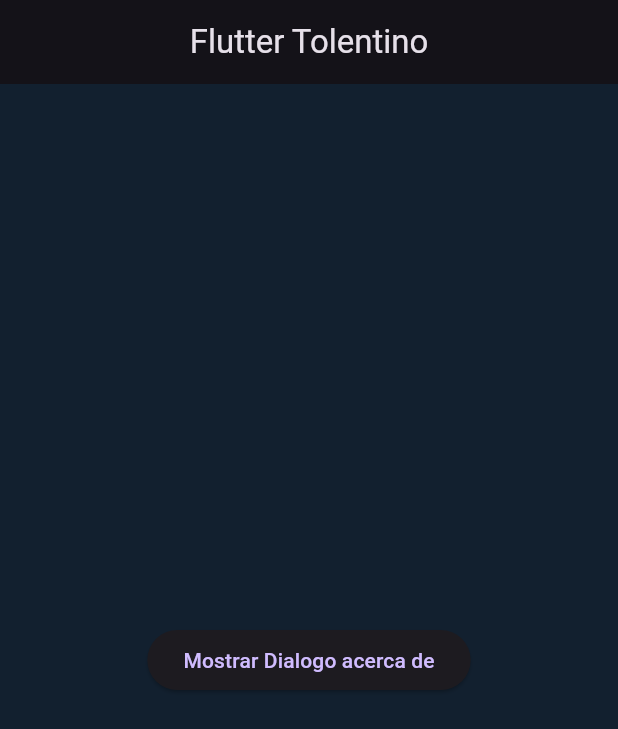
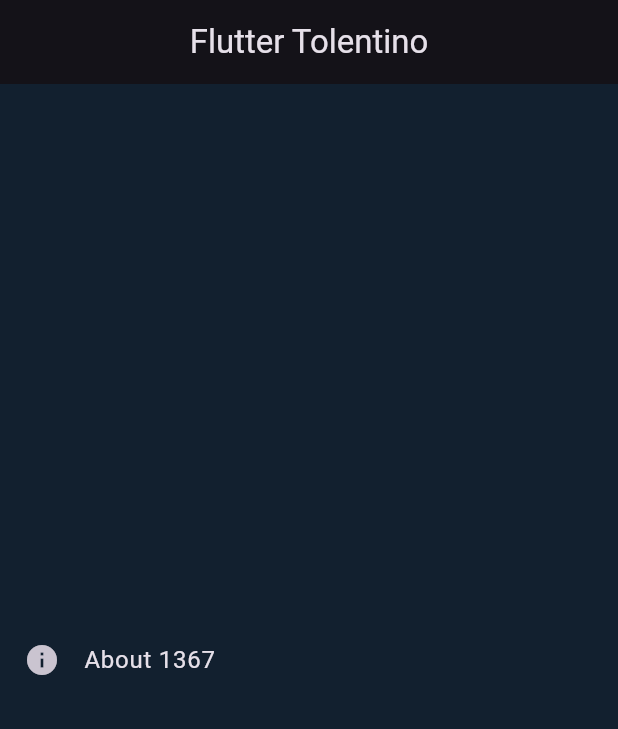
Before and after one commit to Dulce-Maria-Tolentino-De-Anda/CursoFlutter1367, a Flutter app: the screen it shows after launch, on a phone screen of 412 x 824 dp. Shown: the top 729 px of the screen. Run offline on Flutter 3.47's test engine with Material 3 defaults, Android fonts, the phone set to English and light mode, and no system bars; missing offline and left inert: dart:html.

Commit message:
about list

```diff
--- a/lib/main.dart
+++ b/lib/main.dart
@@ -1,5 +1,5 @@
 import 'package:flutter/material.dart';
-import 'package:tolentinocurso/mi_widgets/dialogo_acerca_de.dart';
+import 'package:tolentinocurso/mi_widgets/about_list_tile.dart';
 
 const Color darkBlue = Color(0xFF12202F);
 void main() => runApp(MiTarjeta());
@@ -18,7 +18,7 @@ class MiTarjeta extends StatelessWidget {
             title: const Text("Flutter Tolentino"),
             centerTitle: true,
           ),
-          body: const DialogoAcercaDe(),
+          body: const about_list_title(),
         ));
   }
 }
--- /dev/null
+++ b/lib/mi_widgets/about_list_tile.dart
@@ -0,0 +1,22 @@
+import 'package:flutter/material.dart';
+
+//! AboutListTile
+class about_list_title extends StatelessWidget {
+  const about_list_title({Key? key}) : super(key: key);
+
+  @override
+  Widget build(BuildContext context) {
+    return const Center(
+      child: AboutListTile(
+        icon: Icon(Icons.info),
+        applicationIcon: FlutterLogo(),
+        applicationLegalese: 'Legalese',
+        applicationName: '1367',
+        applicationVersion: 'version 1.0.0',
+        aboutBoxChildren: [
+          Text('Holaaa'),
+        ],
+      ),
+    );
+  }
+}
```
Also changed, not shown: Z_recursos/about.PNG (added), Z_recursos/list.PNG (added), 1 other file.
